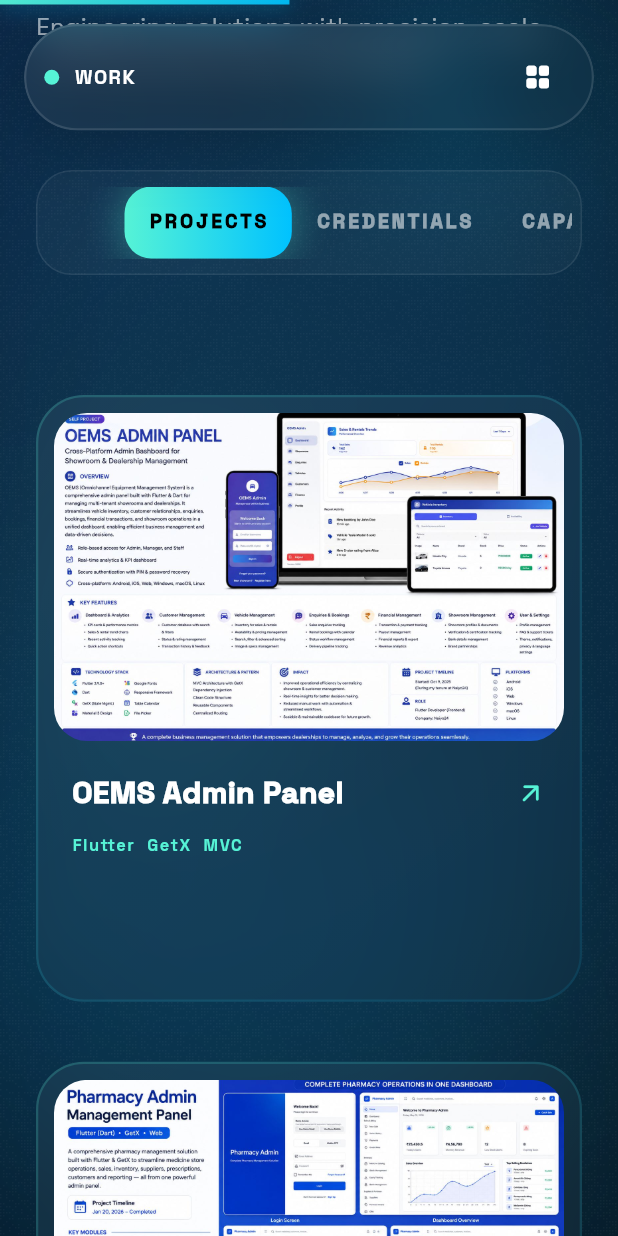
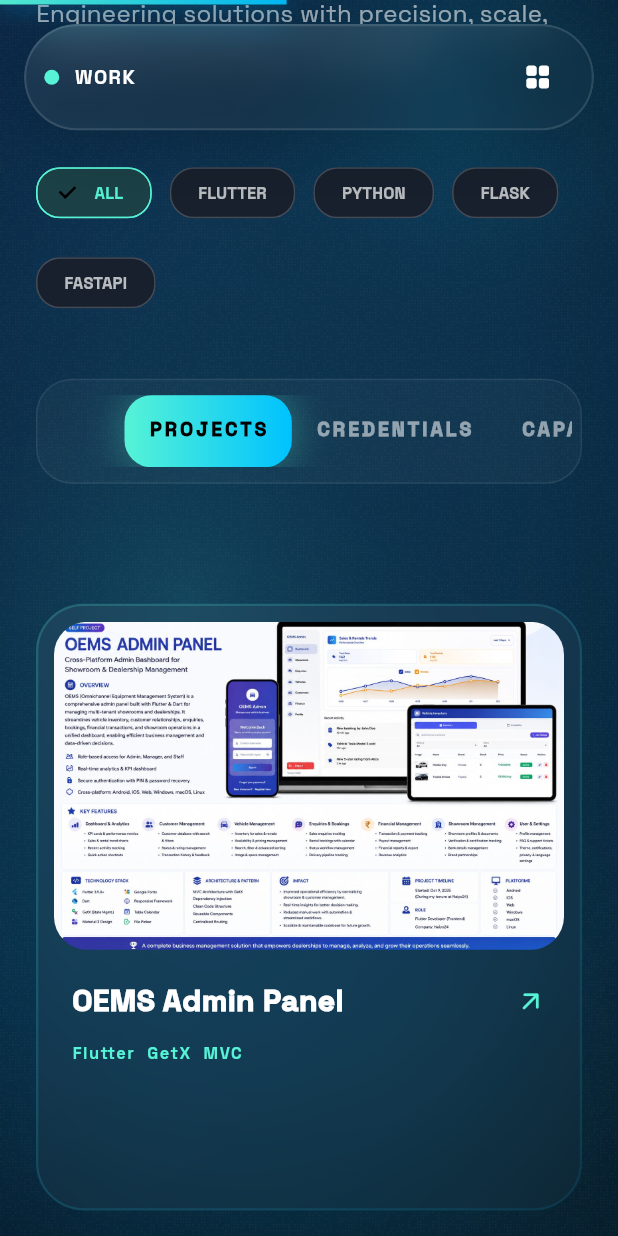
Before and after one commit to rajdutta234/my_portfolio, a Flutter app: the screen it shows after launch, after a tap on "EXPLORE WORK", on a phone screen of 412 x 824 dp. Run offline on Flutter 3.47's test engine with Material 3 defaults, Android fonts, the phone set to English and light mode, and no system bars; drawn by our look-alikes of flutter_animate, glassmorphism; our stand-ins replace animated_text_kit, font_awesome_flutter, google_fonts; missing offline and left inert: model_viewer_plus.

Commit message:
feat: initialize main app entry point, implement portfolio state management, and add interactive work showcase section

```diff
--- a/lib/main.dart
+++ b/lib/main.dart
@@ -2,6 +2,7 @@ import 'package:flutter/material.dart';
 import 'package:provider/provider.dart';
 import 'core/theme/app_theme.dart';
 import 'notifier/app_notifier.dart';
+import 'provider/portfolio_provider.dart';
 import 'routes/app_routes.dart';
 
 void main() {
@@ -14,8 +15,11 @@ class PortfolioApp extends StatelessWidget {
 
   @override
   Widget build(BuildContext context) {
-    return ChangeNotifierProvider<AppNotifier>(
-      create: (_) => AppNotifier(),
+    return MultiProvider(
+      providers: [
+        ChangeNotifierProvider(create: (_) => AppNotifier()),
+        ChangeNotifierProvider(create: (_) => PortfolioProvider()),
+      ],
       child: MaterialApp(
         debugShowCheckedModeBanner: false,
         title: 'Raj Dutta | Portfolio',
--- /dev/null
+++ b/lib/provider/portfolio_provider.dart
@@ -0,0 +1,25 @@
+import 'package:flutter/material.dart';
+import '../core/constants/portfolio_data.dart';
+import '../models/project.dart';
+
+class PortfolioProvider extends ChangeNotifier {
+  String _selectedCategory = 'ALL';
+  List<Project> _filteredProjects = projects;
+
+  String get selectedCategory => _selectedCategory;
+  List<Project> get filteredProjects => _filteredProjects;
+
+  void setCategory(String category) {
+    if (_selectedCategory == category) return;
+    _selectedCategory = category;
+
+    if (category == 'ALL') {
+      _filteredProjects = projects;
+    } else {
+      _filteredProjects = projects.where((p) {
+        return p.stack.any((s) => s.toUpperCase().contains(category.toUpperCase()));
+      }).toList();
+    }
+    notifyListeners();
+  }
+}
--- a/lib/widgets/sections/work_section.dart
+++ b/lib/widgets/sections/work_section.dart
@@ -1,8 +1,10 @@
 import 'package:flutter/material.dart';
 import 'package:flutter_animate/flutter_animate.dart';
 import 'package:glassmorphism/glassmorphism.dart';
+import 'package:provider/provider.dart';
 
 import '../../core/constants/portfolio_data.dart';
+import '../../provider/portfolio_provider.dart';
 import '../../models/certificate.dart';
 import '../../models/project.dart';
 import '../../models/skill.dart';
@@ -57,6 +59,8 @@ class _WorkSectionState extends State<WorkSection>
                     'Engineering solutions with precision, scale, and high-performance standards.',
               ).animate().fadeIn().slideX(begin: -0.1),
               const SizedBox(height: 60),
+              _buildFilterChips(context),
+              const SizedBox(height: 40),
 
               // Premium Cinematic Tab Bar
               _buildPremiumTabBar(mobile),
@@ -78,6 +82,38 @@ class _WorkSectionState extends State<WorkSection>
           ),
         ),
       ),
+    );
+  }
+
+  Widget _buildFilterChips(BuildContext context) {
+    final provider = context.watch<PortfolioProvider>();
+    final categories = ['ALL', 'FLUTTER', 'PYTHON', 'FLASK', 'FASTAPI'];
+
+    return Wrap(
+      spacing: 12,
+      runSpacing: 12,
+      children: categories.map((cat) {
+        final isSelected = provider.selectedCategory == cat;
+        return FilterChip(
+          selected: isSelected,
+          label: Text(cat),
+          onSelected: (_) => provider.setCategory(cat),
+          backgroundColor: Colors.white.withValues(alpha: 0.05),
+          selectedColor: const Color(0xFF56F3D6).withValues(alpha: 0.2),
+          labelStyle: TextStyle(
+            color: isSelected ? const Color(0xFF56F3D6) : Colors.white70,
+            fontSize: 11,
+            fontWeight: FontWeight.bold,
+          ),
+          padding: const EdgeInsets.symmetric(horizontal: 10, vertical: 6),
+          shape: RoundedRectangleBorder(
+            borderRadius: BorderRadius.circular(16),
+            side: BorderSide(
+              color: isSelected ? const Color(0xFF56F3D6) : Colors.white10,
+            ),
+          ),
+        );
+      }).toList(),
     );
   }
 
@@ -131,13 +167,14 @@ class _ProjectsTab extends StatelessWidget {
 
   @override
   Widget build(BuildContext context) {
+    final filteredProjects = context.watch<PortfolioProvider>().filteredProjects;
     return LayoutBuilder(
       builder: (context, constraints) {
         final int crossAxisCount = mobile ? 1 : 2;
         return GridView.builder(
           shrinkWrap: true,
           physics: const NeverScrollableScrollPhysics(),
-          itemCount: projects.length,
+          itemCount: filteredProjects.length,
           gridDelegate: SliverGridDelegateWithFixedCrossAxisCount(
             crossAxisCount: crossAxisCount,
             crossAxisSpacing: 32,
@@ -146,7 +183,7 @@ class _ProjectsTab extends StatelessWidget {
           ),
           itemBuilder: (context, index) {
             return _ProjectCard(
-              project: projects[index],
+              project: filteredProjects[index],
               index: index,
               mobile: mobile,
             );
```
